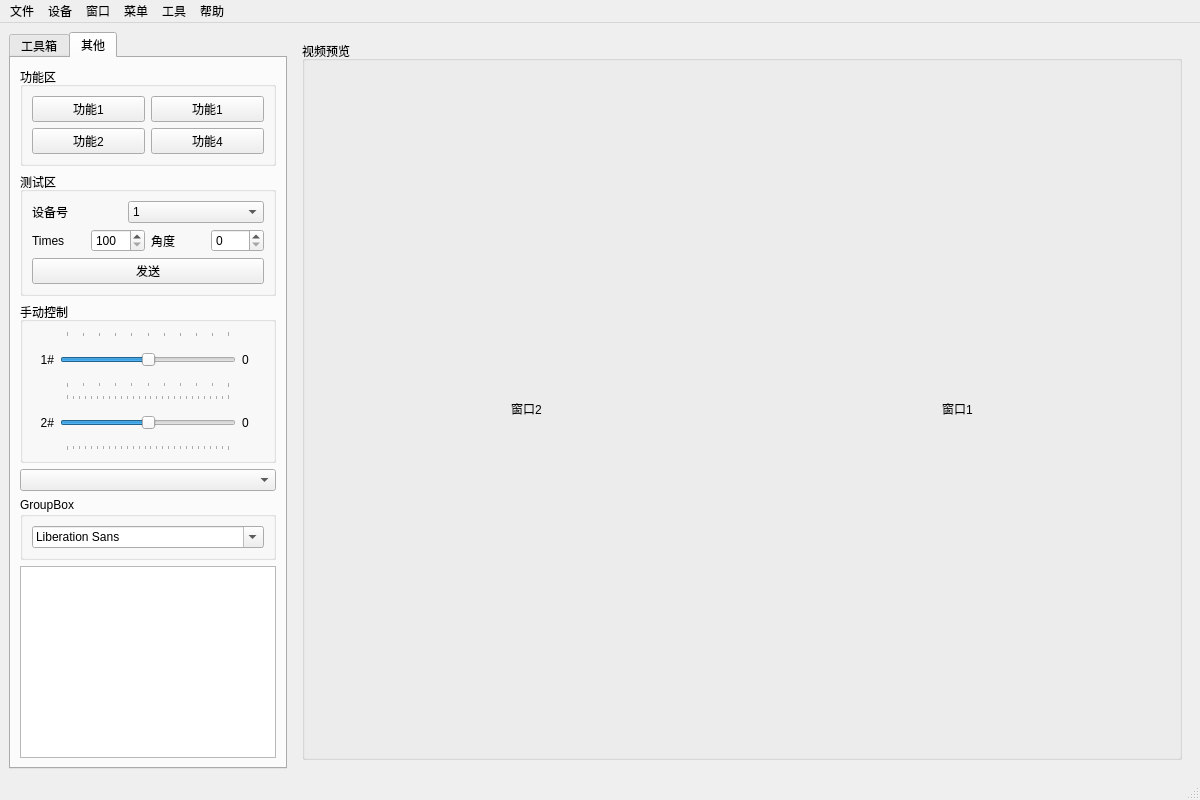
choushunn/ExtremeQualityImagingDemo, file ui/mainwindow.ui: the form before one commit.
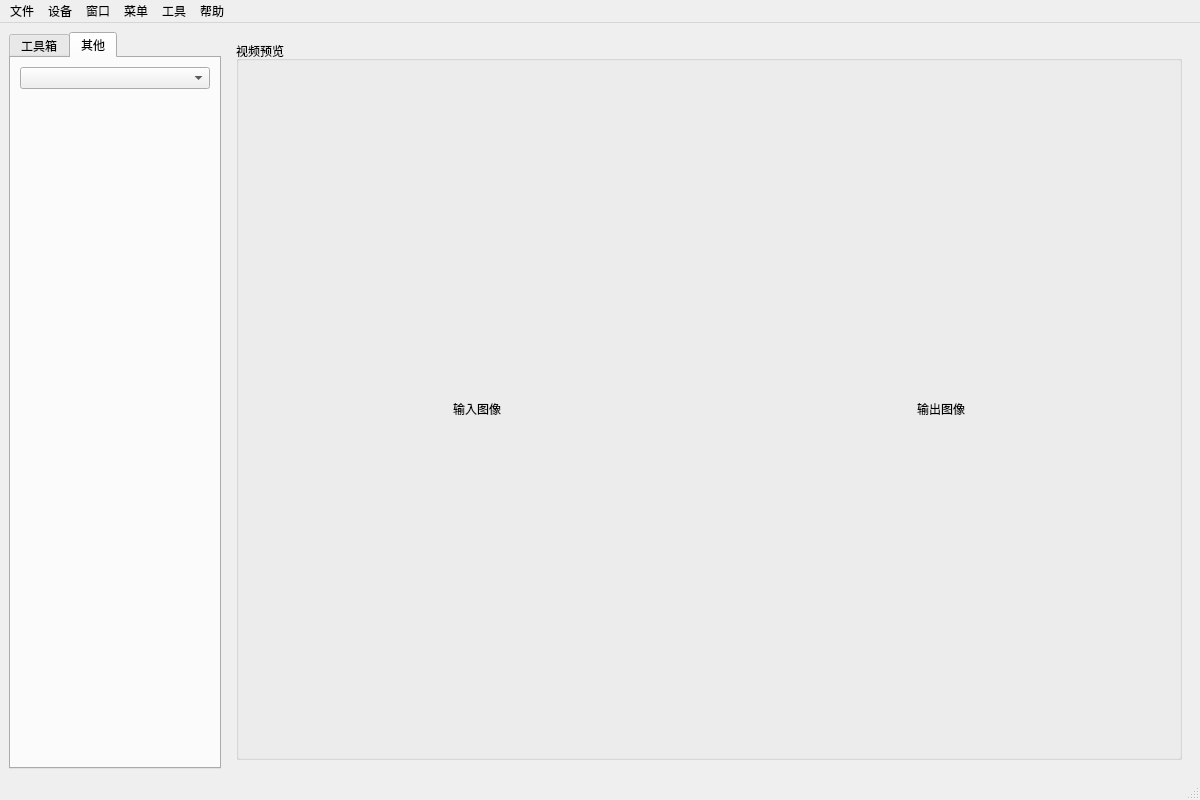
The form after the commit. The open tabs and pages were chosen to show the change.

Patch:
```diff
--- a/ui/mainwindow.ui
+++ b/ui/mainwindow.ui
@@ -101,6 +101,13 @@
              </item>
             </layout>
            </item>
+           <item>
+            <widget class="QPushButton" name="pushButton">
+             <property name="text">
+              <string>打开图像</string>
+             </property>
+            </widget>
+           </item>
           </layout>
          </widget>
         </item>
@@ -455,396 +462,11 @@
         <string>其他</string>
        </attribute>
        <layout class="QVBoxLayout" name="verticalLayout_5">
-        <item>
-         <widget class="QGroupBox" name="groupBox_6">
-          <property name="title">
-           <string>功能区</string>
-          </property>
-          <layout class="QGridLayout" name="gridLayout">
-           <item row="0" column="1">
-            <widget class="QPushButton" name="pushButton_5">
-             <property name="text">
-              <string>功能1</string>
-             </property>
-             <property name="checkable">
-              <bool>true</bool>
-             </property>
-            </widget>
-           </item>
-           <item row="1" column="1">
-            <widget class="QPushButton" name="pushButton_6">
-             <property name="text">
-              <string>功能4</string>
-             </property>
-            </widget>
-           </item>
-           <item row="1" column="0">
-            <widget class="QPushButton" name="pushButton_2">
-             <property name="text">
-              <string>功能2</string>
-             </property>
-            </widget>
-           </item>
-           <item row="0" column="0">
-            <widget class="QPushButton" name="pushButton">
-             <property name="text">
-              <string>功能1</string>
-             </property>
-             <property name="checkable">
-              <bool>true</bool>
-             </property>
-            </widget>
-           </item>
-          </layout>
-         </widget>
-        </item>
-        <item>
-         <widget class="QGroupBox" name="groupBox_02">
-          <property name="sizePolicy">
-           <sizepolicy hsizetype="Preferred" vsizetype="Fixed">
-            <horstretch>0</horstretch>
-            <verstretch>0</verstretch>
-           </sizepolicy>
-          </property>
-          <property name="title">
-           <string>测试区</string>
-          </property>
-          <property name="alignment">
-           <set>Qt::AlignLeading|Qt::AlignLeft|Qt::AlignTop</set>
-          </property>
-          <layout class="QVBoxLayout" name="verticalLayout_7" stretch="0,0,0,0">
-           <item>
-            <layout class="QHBoxLayout" name="horizontalLayout_021">
-             <item>
-              <widget class="QLabel" name="label_10">
-               <property name="sizePolicy">
-                <sizepolicy hsizetype="Expanding" vsizetype="Expanding">
-                 <horstretch>2</horstretch>
-                 <verstretch>0</verstretch>
-                </sizepolicy>
-               </property>
-               <property name="text">
-                <string>设备号</string>
-               </property>
-              </widget>
-             </item>
-             <item>
-              <widget class="QComboBox" name="m_cbx_device_list">
-               <property name="sizePolicy">
-                <sizepolicy hsizetype="Expanding" vsizetype="Expanding">
-                 <horstretch>3</horstretch>
-                 <verstretch>0</verstretch>
-                </sizepolicy>
-               </property>
-               <item>
-                <property name="text">
-                 <string>1</string>
-                </property>
-               </item>
-               <item>
-                <property name="text">
-                 <string>2</string>
-                </property>
-               </item>
-               <item>
-                <property name="text">
-                 <string>3</string>
-                </property>
-               </item>
-               <item>
-                <property name="text">
-                 <string>4</string>
-                </property>
-               </item>
-              </widget>
-             </item>
-            </layout>
-           </item>
-           <item>
-            <layout class="QHBoxLayout" name="horizontalLayout_022">
-             <item>
-              <widget class="QLabel" name="label_9">
-               <property name="sizePolicy">
-                <sizepolicy hsizetype="Expanding" vsizetype="Expanding">
-                 <horstretch>2</horstretch>
-                 <verstretch>0</verstretch>
-                </sizepolicy>
-               </property>
-               <property name="text">
-                <string>Times</string>
-               </property>
-              </widget>
-             </item>
-             <item>
-              <widget class="QSpinBox" name="m_line_serial_port_times">
-               <property name="sizePolicy">
-                <sizepolicy hsizetype="Minimum" vsizetype="Fixed">
-                 <horstretch>2</horstretch>
-                 <verstretch>0</verstretch>
-                </sizepolicy>
-               </property>
-               <property name="minimum">
-                <number>100</number>
-               </property>
-               <property name="maximum">
-                <number>1000</number>
-               </property>
-               <property name="singleStep">
-                <number>50</number>
-               </property>
-              </widget>
-             </item>
-             <item>
-              <widget class="QLabel" name="label_11">
-               <property name="sizePolicy">
-                <sizepolicy hsizetype="Expanding" vsizetype="Expanding">
-                 <horstretch>2</horstretch>
-                 <verstretch>0</verstretch>
-                </sizepolicy>
-               </property>
-               <property name="text">
-                <string>角度</string>
-               </property>
-              </widget>
-             </item>
-             <item>
-              <widget class="QSpinBox" name="m_line_angle">
-               <property name="sizePolicy">
-                <sizepolicy hsizetype="Minimum" vsizetype="Fixed">
-                 <horstretch>2</horstretch>
-                 <verstretch>0</verstretch>
-                </sizepolicy>
-               </property>
-               <property name="maximum">
-                <number>180</number>
-               </property>
-              </widget>
-             </item>
-            </layout>
-           </item>
-           <item>
-            <layout class="QHBoxLayout" name="horizontalLayout_023"/>
-           </item>
-           <item>
-            <layout class="QHBoxLayout" name="horizontalLayout_024">
-             <item>
-              <widget class="QPushButton" name="m_btn_serial_port_send">
-               <property name="sizePolicy">
-                <sizepolicy hsizetype="Expanding" vsizetype="Expanding">
-                 <horstretch>2</horstretch>
-                 <verstretch>0</verstretch>
-                </sizepolicy>
-               </property>
-               <property name="text">
-                <string>发送</string>
-               </property>
-              </widget>
-             </item>
-            </layout>
-           </item>
-          </layout>
-         </widget>
-        </item>
-        <item>
-         <widget class="QGroupBox" name="groupBox_21">
-          <property name="sizePolicy">
-           <sizepolicy hsizetype="Expanding" vsizetype="Expanding">
-            <horstretch>0</horstretch>
-            <verstretch>2</verstretch>
-           </sizepolicy>
-          </property>
-          <property name="minimumSize">
-           <size>
-            <width>0</width>
-            <height>0</height>
-           </size>
-          </property>
-          <property name="title">
-           <string>手动控制</string>
-          </property>
-          <layout class="QVBoxLayout" name="verticalLayout_4" stretch="0,0">
-           <item>
-            <layout class="QHBoxLayout" name="horizontalLayout_21">
-             <item>
-              <widget class="QLabel" name="label_17">
-               <property name="sizePolicy">
-                <sizepolicy hsizetype="Preferred" vsizetype="Expanding">
-                 <horstretch>1</horstretch>
-                 <verstretch>0</verstretch>
-                </sizepolicy>
-               </property>
-               <property name="text">
-                <string>1#</string>
-               </property>
-               <property name="alignment">
-                <set>Qt::AlignRight|Qt::AlignTrailing|Qt::AlignVCenter</set>
-               </property>
-              </widget>
-             </item>
-             <item>
-              <widget class="QSlider" name="m_slder_steer1">
-               <property name="sizePolicy">
-                <sizepolicy hsizetype="Preferred" vsizetype="Expanding">
-                 <horstretch>8</horstretch>
-                 <verstretch>0</verstretch>
-                </sizepolicy>
-               </property>
-               <property name="minimum">
-                <number>45</number>
-               </property>
-               <property name="maximum">
-                <number>225</number>
-               </property>
-               <property name="singleStep">
-                <number>10</number>
-               </property>
-               <property name="pageStep">
-                <number>18</number>
-               </property>
-               <property name="value">
-                <number>135</number>
-               </property>
-               <property name="orientation">
-                <enum>Qt::Horizontal</enum>
-               </property>
-               <property name="tickPosition">
-                <enum>QSlider::TicksBothSides</enum>
-               </property>
-              </widget>
-             </item>
-             <item>
-              <widget class="QLabel" name="m_lbl_slider1_value">
-               <property name="sizePolicy">
-                <sizepolicy hsizetype="Preferred" vsizetype="Expanding">
-                 <horstretch>1</horstretch>
-                 <verstretch>0</verstretch>
-                </sizepolicy>
-               </property>
-               <property name="minimumSize">
-                <size>
-                 <width>0</width>
-                 <height>0</height>
-                </size>
-               </property>
-               <property name="lineWidth">
-                <number>3</number>
-               </property>
-               <property name="text">
-                <string>0</string>
-               </property>
-               <property name="alignment">
-                <set>Qt::AlignLeading|Qt::AlignLeft|Qt::AlignVCenter</set>
-               </property>
-              </widget>
-             </item>
-            </layout>
-           </item>
-           <item>
-            <layout class="QHBoxLayout" name="horizontalLayout_22">
-             <item>
-              <widget class="QLabel" name="label_18">
-               <property name="sizePolicy">
-                <sizepolicy hsizetype="Preferred" vsizetype="Expanding">
-                 <horstretch>1</horstretch>
-                 <verstretch>0</verstretch>
-                </sizepolicy>
-               </property>
-               <property name="text">
-                <string>2#</string>
-               </property>
-               <property name="alignment">
-                <set>Qt::AlignRight|Qt::AlignTrailing|Qt::AlignVCenter</set>
-               </property>
-              </widget>
-             </item>
-             <item>
-              <widget class="QSlider" name="m_slder_steer2">
-               <property name="sizePolicy">
-                <sizepolicy hsizetype="Preferred" vsizetype="Expanding">
-                 <horstretch>8</horstretch>
-                 <verstretch>0</verstretch>
-                </sizepolicy>
-               </property>
-               <property name="minimum">
-                <number>0</number>
-               </property>
-               <property name="maximum">
-                <number>270</number>
-               </property>
-               <property name="singleStep">
-                <number>10</number>
-               </property>
-               <property name="pageStep">
-                <number>18</number>
-               </property>
-               <property name="value">
-                <number>135</number>
-               </property>
-               <property name="sliderPosition">
-                <number>135</number>
-               </property>
-               <property name="orientation">
-                <enum>Qt::Horizontal</enum>
-               </property>
-               <property name="tickPosition">
-                <enum>QSlider::TicksBothSides</enum>
-               </property>
-              </widget>
-             </item>
-             <item>
-              <widget class="QLabel" name="m_lbl_slider2_value">
-               <property name="sizePolicy">
-                <sizepolicy hsizetype="Preferred" vsizetype="Expanding">
-                 <horstretch>1</horstretch>
-                 <verstretch>0</verstretch>
-                </sizepolicy>
-               </property>
-               <property name="lineWidth">
-                <number>3</number>
-               </property>
-               <property name="text">
-                <string>0</string>
-               </property>
-               <property name="alignment">
-                <set>Qt::AlignLeading|Qt::AlignLeft|Qt::AlignVCenter</set>
-               </property>
-              </widget>
-             </item>
-            </layout>
-           </item>
-          </layout>
-         </widget>
-        </item>
         <item>
          <widget class="QComboBox" name="comboBox_2"/>
         </item>
         <item>
-         <widget class="QGroupBox" name="groupBox_10">
-          <property name="sizePolicy">
-           <sizepolicy hsizetype="Preferred" vsizetype="MinimumExpanding">
-            <horstretch>0</horstretch>
-            <verstretch>0</verstretch>
-           </sizepolicy>
-          </property>
-          <property name="title">
-           <string>GroupBox</string>
-          </property>
-          <layout class="QVBoxLayout" name="verticalLayout_11">
-           <item>
-            <widget class="QFontComboBox" name="fontComboBox_2"/>
-           </item>
-          </layout>
-         </widget>
-        </item>
-        <item>
-         <widget class="QTextBrowser" name="textBrowser1">
-          <property name="sizePolicy">
-           <sizepolicy hsizetype="Preferred" vsizetype="Preferred">
-            <horstretch>0</horstretch>
-            <verstretch>0</verstretch>
-           </sizepolicy>
-          </property>
-         </widget>
+         <widget class="QWidget" name="widget" native="true"/>
         </item>
        </layout>
       </widget>
@@ -892,28 +514,6 @@
           <property name="bottomMargin">
            <number>9</number>
           </property>
-          <item>
-           <widget class="QLabel" name="m_lbl_display2">
-            <property name="sizePolicy">
-             <sizepolicy hsizetype="Preferred" vsizetype="Preferred">
-              <horstretch>0</horstretch>
-              <verstretch>0</verstretch>
-             </sizepolicy>
-            </property>
-            <property name="minimumSize">
-             <size>
-              <width>0</width>
-              <height>0</height>
-             </size>
-            </property>
-            <property name="text">
-             <string>窗口2</string>
-            </property>
-            <property name="alignment">
-             <set>Qt::AlignCenter</set>
-            </property>
-           </widget>
-          </item>
           <item>
            <widget class="QLabel" name="m_lbl_display1">
             <property name="sizePolicy">
@@ -929,7 +529,29 @@
              </size>
             </property>
             <property name="text">
-             <string>窗口1</string>
+             <string>输入图像</string>
+            </property>
+            <property name="alignment">
+             <set>Qt::AlignCenter</set>
+            </property>
+           </widget>
+          </item>
+          <item>
+           <widget class="QLabel" name="m_lbl_display2">
+            <property name="sizePolicy">
+             <sizepolicy hsizetype="Preferred" vsizetype="Preferred">
+              <horstretch>0</horstretch>
+              <verstretch>0</verstretch>
+             </sizepolicy>
+            </property>
+            <property name="minimumSize">
+             <size>
+              <width>0</width>
+              <height>0</height>
+             </size>
+            </property>
+            <property name="text">
+             <string>输出图像</string>
             </property>
             <property name="alignment">
              <set>Qt::AlignCenter</set>
```
Left out of the diff: 72 changed lines with no effect on the pictures.
